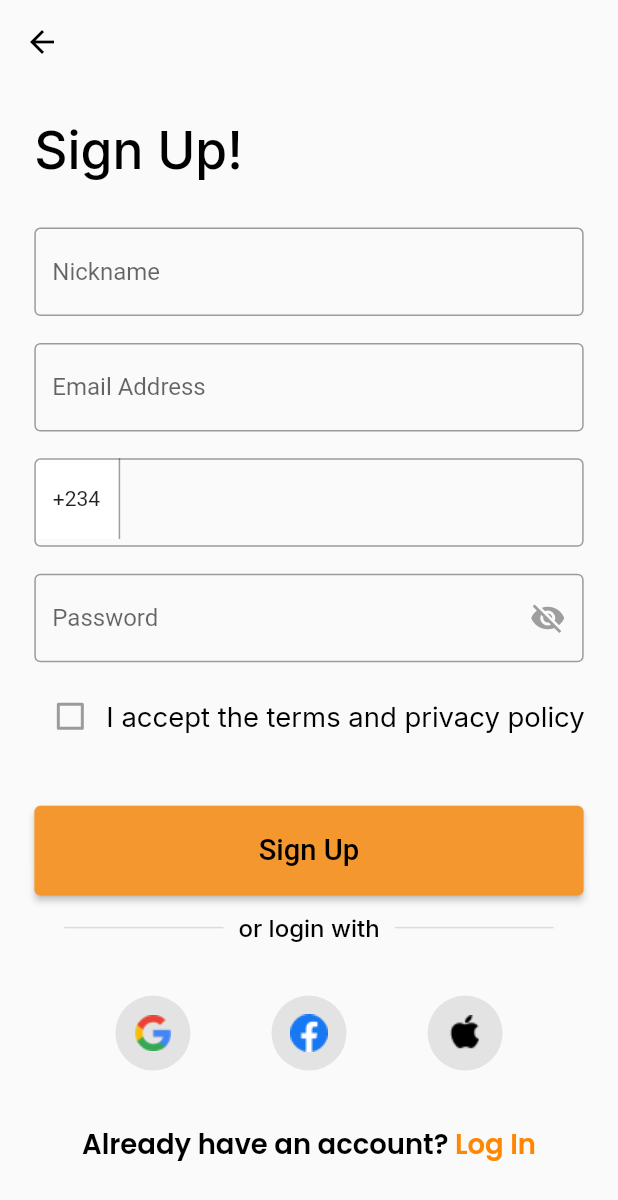
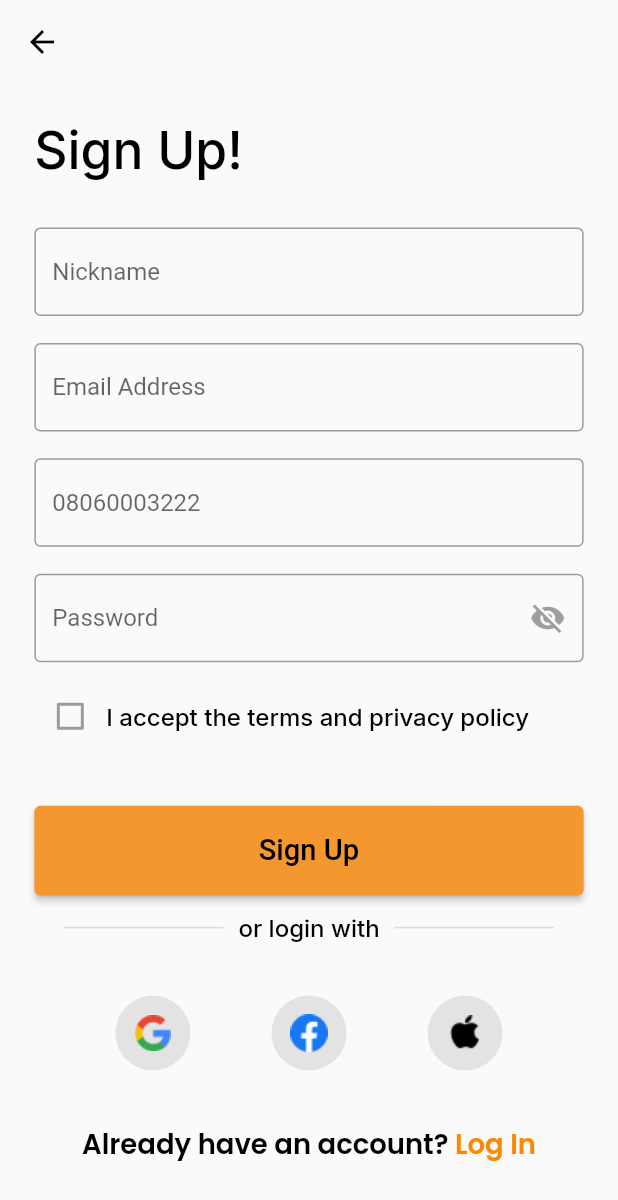
Before and after one commit to vikilinho/choplyfe, a Flutter app: the screen it shows after launch, on a phone screen of 412 x 824 dp. Shown: the top 1200 px of the screen. Run offline on Flutter 3.47's test engine with Material 2 defaults, Android fonts, the phone set to English and light mode, and no system bars; our stand-ins replace flutter_screenutil, go_router, google_fonts.

Commit message:
refactor code

```diff
--- /dev/null
+++ b/lib/components/appColors.dart
@@ -0,0 +1,6 @@
+import 'package:flutter/material.dart';
+
+class AppColors {
+  static const Color primaryColor = Color(0xffF4972E);
+  static const Color textColor = Colors.black;
+}
--- /dev/null
+++ b/lib/components/appfonts.dart
@@ -0,0 +1,30 @@
+import 'package:flutter/material.dart';
+import 'package:flutter_screenutil/flutter_screenutil.dart';
+import 'package:google_fonts/google_fonts.dart';
+
+class AppFonts {
+  static TextStyle normalText = GoogleFonts.inter(
+    textStyle: TextStyle(
+      color: Colors.black,
+      fontStyle: FontStyle.normal,
+      fontSize: 14.sp,
+      fontWeight: FontWeight.w500,
+    ),
+  );
+  static TextStyle subText = GoogleFonts.inter(
+    textStyle: TextStyle(
+      color: Colors.black,
+      fontStyle: FontStyle.normal,
+      fontSize: 16.sp,
+      fontWeight: FontWeight.w500,
+    ),
+  );
+  static TextStyle topicText = GoogleFonts.inter(
+    textStyle: TextStyle(
+      color: Colors.black,
+      fontStyle: FontStyle.normal,
+      fontSize: 30.sp,
+      fontWeight: FontWeight.w500,
+    ),
+  );
+}
--- a/lib/pages/registration_page.dart
+++ b/lib/pages/registration_page.dart
@@ -1,3 +1,5 @@
+import 'package:choplife/components/appColors.dart';
+import 'package:choplife/components/appfonts.dart';
 import 'package:choplife/components/custom_button.dart';
 import 'package:flutter/material.dart';
 import 'package:flutter_screenutil/flutter_screenutil.dart';
@@ -85,20 +87,10 @@ class _SignupPageState extends State<SignupPage> {
                 SizedBox(
                   height: 15.h,
                 ),
-                Stack(
-                  children: [
-                    Container(
-                      height: 45.h,
-                      width: 50.w,
-                      decoration: const BoxDecoration(
-                          color: Colors.white,
-                          border:
-                              Border(right: BorderSide(color: Colors.grey))),
-                      child: const Center(child: Text("+234")),
-                    ),
                 TextFormField(
-                        obscureText: true,
+                    obscureText: false,
                     decoration: const InputDecoration(
+                      hintText: "08060003222",
                       border: OutlineInputBorder(
                         borderSide: BorderSide(color: Colors.grey),
                       ),
@@ -108,8 +100,6 @@ class _SignupPageState extends State<SignupPage> {
                                 0xffF4972E)), // Set the focus color to blue
                       ),
                     )),
-                  ],
-                ),
                 SizedBox(
                   height: 15.h,
                 ),
@@ -138,13 +128,7 @@ class _SignupPageState extends State<SignupPage> {
                   children: [
                     const Checkbox(value: false, onChanged: null),
                     Text("I accept the terms and privacy policy",
-                        style: GoogleFonts.inter(
-                          textStyle: TextStyle(
-                            color: Colors.black,
-                            fontStyle: FontStyle.normal,
-                            fontSize: 16.sp,
-                          ),
-                        )),
+                        style: AppFonts.normalText),
                   ],
                 ),
                 SizedBox(
@@ -153,7 +137,7 @@ class _SignupPageState extends State<SignupPage> {
                 CustomButton(
                     text: "Sign Up",
                     onPressed: () {},
-                    color: const Color(0xffF4972E),
+                    color: AppColors.primaryColor,
                     textcolor: Colors.black)
               ],
             )),
```
Also changed, not shown: lib/pages/forgot_password_page.dart (+6 -13 lines), lib/pages/landing_page.dart (+5 -8 lines). Lines whose indentation alone changed are shown as unchanged.
